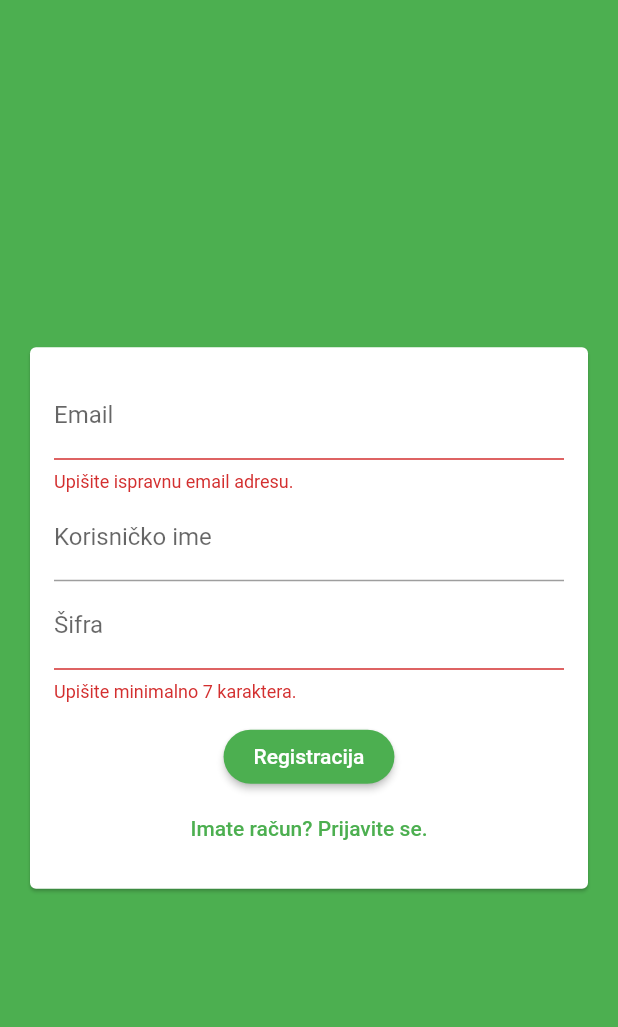
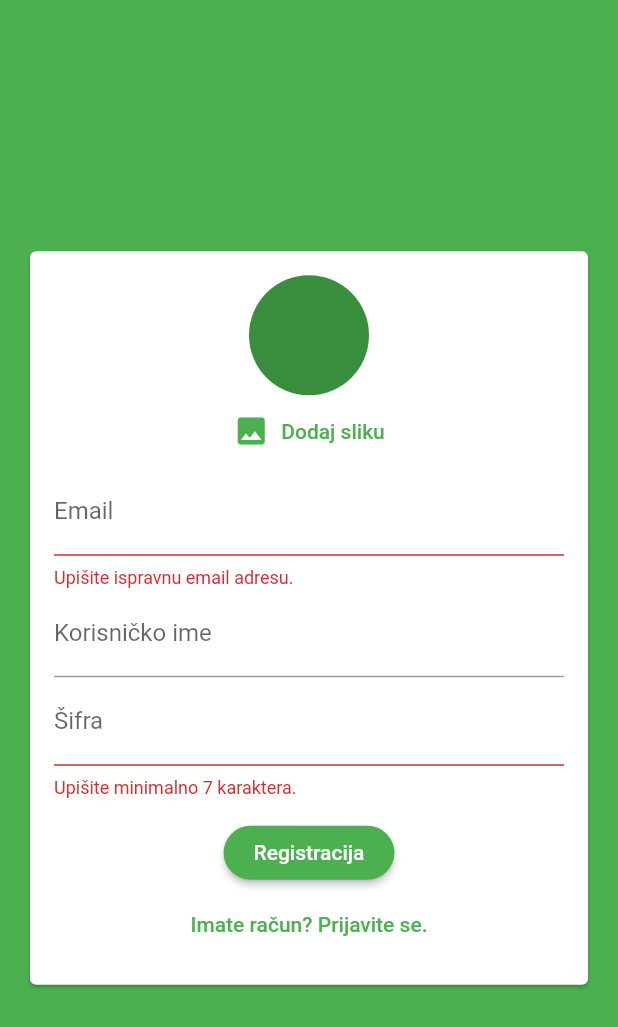
Before and after one commit to azemavdic/chat_flutter, a Flutter app: the screen it shows after launch, after a tap on "Prijava", after a tap on "Novi korisnik? Registrujte se.", on a phone screen of 412 x 824 dp. Shown: the top 1027 px of the screen. Run offline on Flutter 3.47's test engine with Material 2 defaults, Android fonts, the phone set to English and light mode, and no system bars; our stand-ins replace cloud_firestore, firebase_auth, image_picker; accounts and stored records are empty; network calls fail.

Commit message:
added image picker

```diff
--- a/lib/screens/chat_screen.dart
+++ b/lib/screens/chat_screen.dart
@@ -1,6 +1,5 @@
 import 'package:chat_app/widgets/chat/messages.dart';
 import 'package:chat_app/widgets/chat/new_message.dart';
-import 'package:cloud_firestore/cloud_firestore.dart';
 import 'package:firebase_auth/firebase_auth.dart';
 import 'package:flutter/material.dart';
 
--- a/lib/widgets/auth/auth_form.dart
+++ b/lib/widgets/auth/auth_form.dart
@@ -1,3 +1,4 @@
+import 'package:chat_app/widgets/pickers/user_image_picker.dart';
 import 'package:flutter/material.dart';
 
 class AuthForm extends StatefulWidget {
@@ -51,8 +52,8 @@ class _AuthFormState extends State<AuthForm> {
               key: _formKey,
               child: Column(
                 mainAxisSize: MainAxisSize.min,
-                // ignore: always_specify_types
                 children: [
+                  if (!_isLogin) UserImagePicker(),
                   TextFormField(
                     key: const ValueKey<String>('email'),
                     keyboardType: TextInputType.emailAddress,
--- a/lib/widgets/chat/new_message.dart
+++ b/lib/widgets/chat/new_message.dart
@@ -14,10 +14,13 @@ class _NewMessageState extends State<NewMessage> {
   Future<void> _sendMessage() async {
     FocusScope.of(context).unfocus();
     final user = await FirebaseAuth.instance.currentUser();
+    final userData =
+        await Firestore.instance.collection('users').document(user.uid).get();
     await Firestore.instance.collection('chat').add({
       'text': _enteredMessage,
       'createdAt': Timestamp.now(),
       'userId': user.uid,
+      'userName': userData['username'],
     });
     _messageController.clear();
   }
--- /dev/null
+++ b/lib/widgets/pickers/user_image_picker.dart
@@ -0,0 +1,41 @@
+import 'dart:async';
+import 'dart:io';
+import 'package:flutter/material.dart';
+import 'package:image_picker/image_picker.dart';
+
+class UserImagePicker extends StatefulWidget {
+  @override
+  _UserImagePickerState createState() => _UserImagePickerState();
+}
+
+class _UserImagePickerState extends State<UserImagePicker> {
+  File _pickedImage;
+  final picker = ImagePicker();
+
+  Future _pickImage() async {
+    final pickedImage = await picker.getImage(source: ImageSource.camera);
+    final pickedImageFile = File(pickedImage.path);
+    setState(() {
+      if (pickedImage != null) {
+        _pickedImage = pickedImageFile;
+      } else {
+        print('Nije odabrana slika');
+      }
+    });
+  }
+
+  @override
+  Widget build(BuildContext context) {
+    return Column(children: [
+      CircleAvatar(
+        radius: 40,
+        backgroundImage: _pickedImage != null ? FileImage(_pickedImage) : null,
+      ),
+      TextButton.icon(
+        onPressed: _pickImage,
+        icon: const Icon(Icons.image),
+        label: const Text('Dodaj sliku'),
+      )
+    ]);
+  }
+}
--- a/pubspec.yaml
+++ b/pubspec.yaml
@@ -1,7 +1,7 @@
 name: chat_app
 description: A new Flutter project.
 
-publish_to: 'none' # Remove this line if you wish to publish to pub.dev
+publish_to: "none" # Remove this line if you wish to publish to pub.dev
 
 version: 1.0.0+1
 
@@ -15,6 +15,7 @@ dependencies:
   firebase_core: ^0.4.4
   flutter:
     sdk: flutter
+  image_picker: ^0.6.7+22
 
 dev_dependencies:
   # flutter_lints: ^1.0.3
@@ -22,7 +23,6 @@ dev_dependencies:
     sdk: flutter
   lint: ^1.5.3
 flutter:
-
   uses-material-design: true
 
   # assets:
```
Also changed, not shown: lib/widgets/chat/message_bubble.dart (+33 -8 lines), lib/widgets/chat/messages.dart (+15 -12 lines), pubspec.lock, 5 other files.
